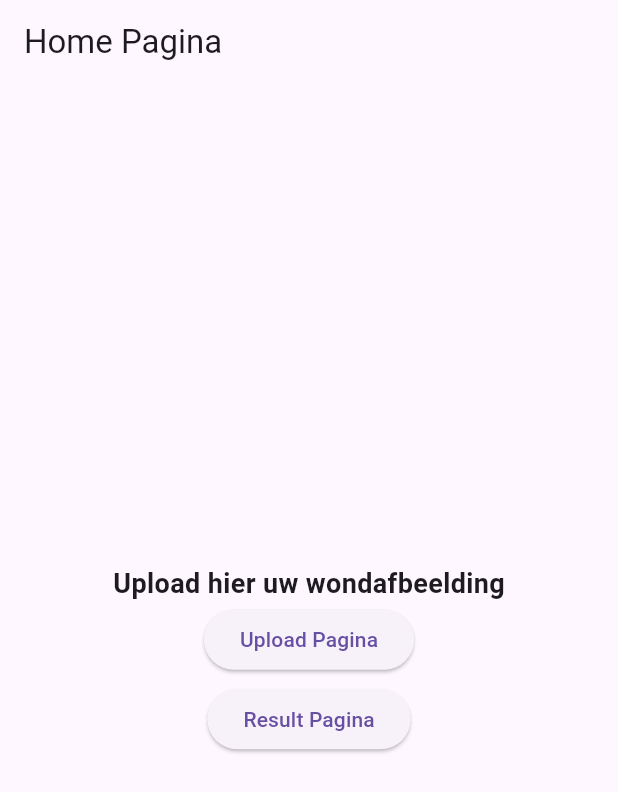
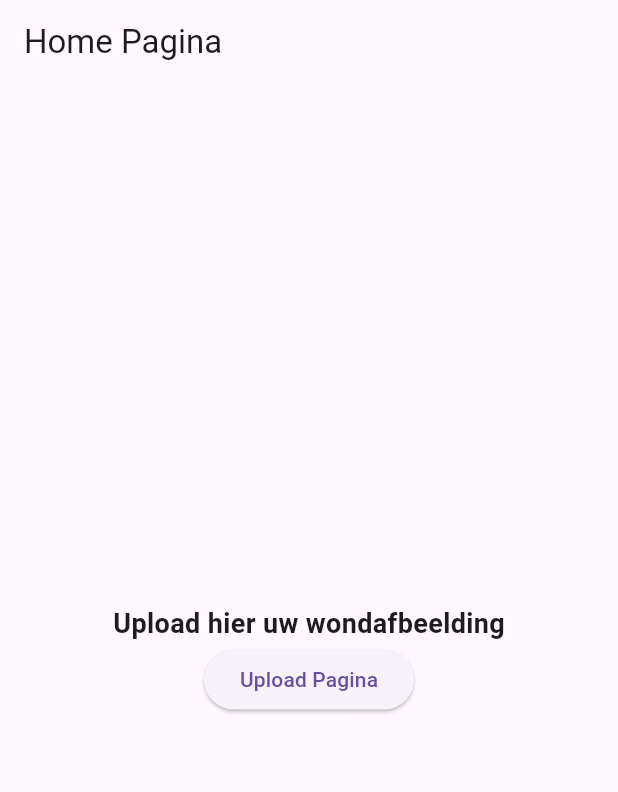
Before and after one commit to koen-sikkema/wound-recognition-frontend, a Flutter app: the screen it shows after launch, on a phone screen of 412 x 824 dp. Shown: the top 792 px of the screen. Run offline on Flutter 3.47's test engine with Material 3 defaults, Android fonts, the phone set to English and light mode, and no system bars; our stand-ins replace file_picker, go_router.

Commit message:
[REMOVE] removed resultpage button from homepage
There is no reason to go from homepage to result if there is no image uploaded

```diff
--- a/wound_recognition_frontend/lib/pages/home_page.dart
+++ b/wound_recognition_frontend/lib/pages/home_page.dart
@@ -37,11 +37,6 @@ class _HomePageState extends State<HomePage>
               child:  const Text(AppStrings.uploadPage),
 
             ),
-            const SizedBox(height: 5),
-            ElevatedButton(
-              onPressed: () => context.go(AppConstants.RESULTROUTE),
-                child:  const Text(AppStrings.resultPage),
-            ),
           ],
         ),
       ),
```
